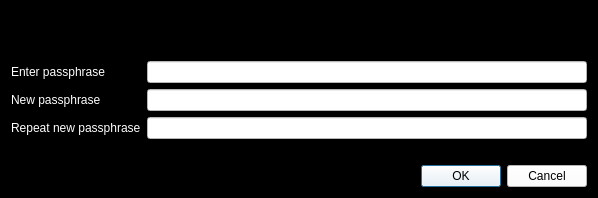
Qt form src/qt/forms/askpassphrasedialog.ui (NoirX/NoirShares-v2-old) before a commit.
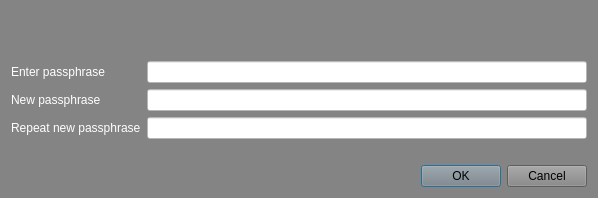
The same form after that commit.

The edit to the form file:
```diff
--- a/src/qt/forms/askpassphrasedialog.ui
+++ b/src/qt/forms/askpassphrasedialog.ui
@@ -26,8 +26,8 @@
    <string>Passphrase Dialog</string>
   </property>
   <property name="styleSheet">
-   <string notr="true">color: rgb(255, 255, 255);
-background-color: rgb(0, 0, 0);</string>
+   <string notr="true">background-color: rgb(132, 132, 132);
+color: rgb(255, 255, 255);</string>
   </property>
   <layout class="QVBoxLayout" name="verticalLayout">
    <item>
@@ -73,8 +73,8 @@
      <item row="1" column="1">
       <widget class="QLineEdit" name="passEdit2">
        <property name="styleSheet">
-        <string notr="true">background-color: rgb(255, 255, 255);
-color: rgb(0, 0, 0);</string>
+        <string notr="true">color: rgb(0, 0, 0);
+background-color: rgb(255, 255, 255);</string>
        </property>
        <property name="echoMode">
         <enum>QLineEdit::Password</enum>
@@ -120,8 +120,7 @@
    <item>
     <widget class="QDialogButtonBox" name="buttonBox">
      <property name="styleSheet">
-      <string notr="true">color: rgb(0, 0, 0);
-background-color: rgb(255, 255, 255);</string>
+      <string notr="true">color: rgb(0, 0, 0);</string>
      </property>
      <property name="orientation">
       <enum>Qt::Horizontal</enum>
```
